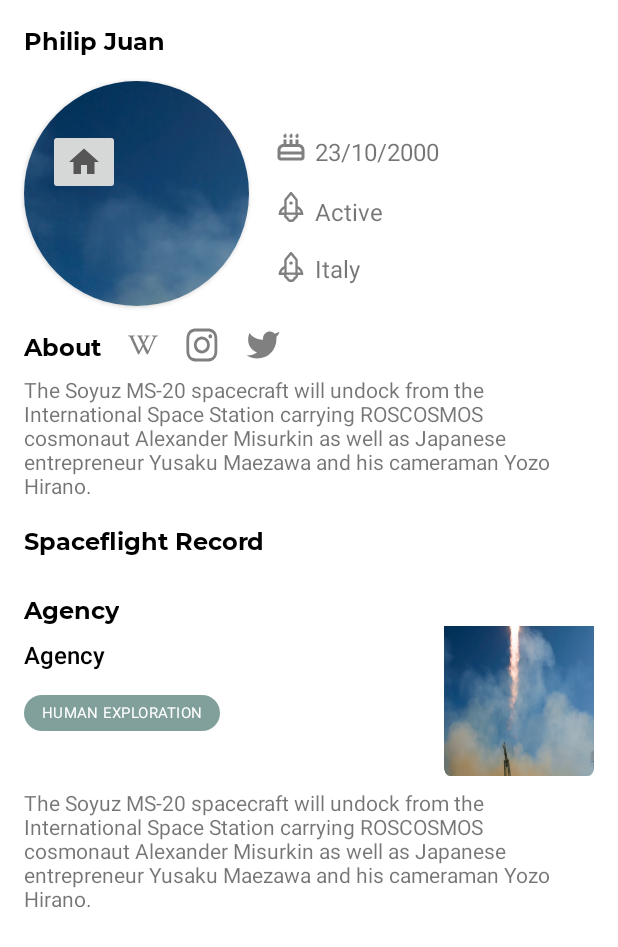
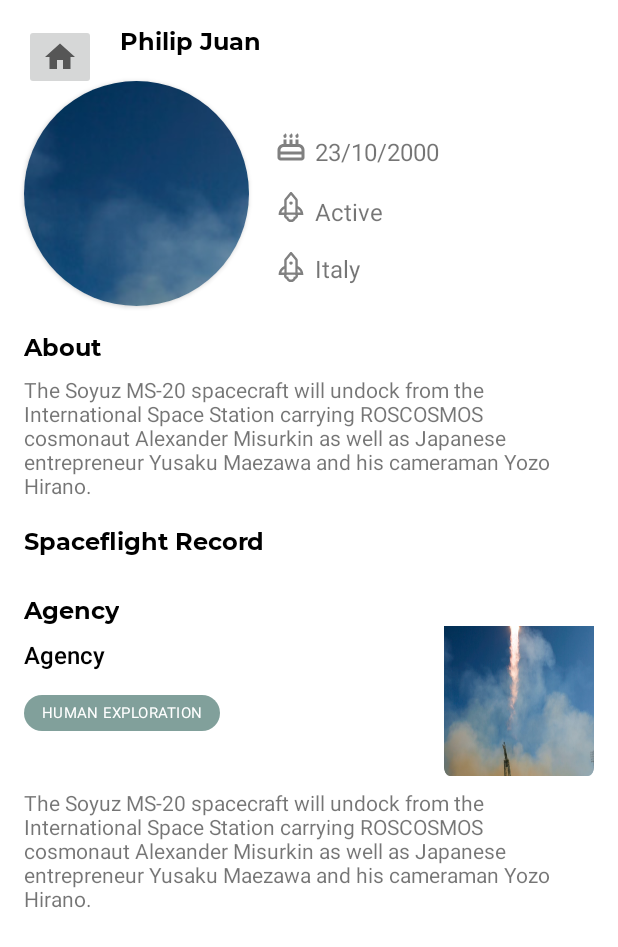
Before and after one commit to RokettoApp/Roketto, an Android app: the AstroDetailActivity screen opened directly, with no data from a screen before it, on a phone screen of 412 x 824 dp. Shown: the top 947 px of the screen. Run offline under Robolectric (Android 15) with nearby library versions, the phone set to English and light mode, and no system bars; our stand-ins replace Room's generated code; pictures from the network do not load; 1 statement that could not run was skipped.

Commit message:
Minor layout changes of the astronaut's activityDetail

```diff
--- a/app/src/main/java/it/rokettoapp/roketto/ui/AstroDetailActivity.java
+++ b/app/src/main/java/it/rokettoapp/roketto/ui/AstroDetailActivity.java
@@ -1,6 +1,10 @@
 package it.rokettoapp.roketto.ui;
 
+import android.content.Intent;
+import android.media.Image;
+import android.net.Uri;
 import android.os.Bundle;
+import android.provider.ContactsContract;
 import android.util.Log;
 import android.view.View;
 import android.widget.Button;
@@ -15,6 +19,8 @@ import androidx.recyclerview.widget.RecyclerView;
 
 import com.bumptech.glide.Glide;
 import com.google.android.material.chip.Chip;
+
+import org.w3c.dom.Text;
 
 import java.util.ArrayList;
 import java.util.List;
@@ -49,10 +55,19 @@ public class AstroDetailActivity extends AppCompatActivity {
         TextView mAstroDescription = (TextView) findViewById(R.id.astroDetailDescription);
         TextView mAgencyDescription = (TextView) findViewById(R.id.agencyAstroDescr);
         TextView mAgencyName = (TextView) findViewById(R.id.astroAgencyName);
+        TextView mNationality = (TextView) findViewById(R.id.txtNationality);
+        TextView mAstroStatus = (TextView) findViewById(R.id.txtStatus);
+        TextView mAstroName = (TextView) findViewById(R.id.astronautsNameTitle);
+        TextView mAstroBirth = (TextView) findViewById(R.id.txtBirthDate);
         Chip mAgencyType = (Chip) findViewById(R.id.chipAgency);
         ImageView mAstroProfile = (ImageView) findViewById(R.id.imageAstro);
         ImageView mAgencyAstro = (ImageView) findViewById(R.id.agencyAstro);
+        ImageView mWiki = (ImageView) findViewById(R.id.iconWiki);
+        ImageView mInsta = (ImageView) findViewById(R.id.iconInsta);
+        ImageView mTwitter = (ImageView) findViewById(R.id.iconTwitter);
         Button mLaunchesSeeAll = (Button) findViewById(R.id.launches_see_all);
+
+
 
         if(mAstroLaunches == null)
             mAstroLaunches = new ArrayList<>();
@@ -80,11 +95,23 @@ public class AstroDetailActivity extends AppCompatActivity {
         //Recupero dati astronauta
         mAstroViewModel.getLiveData().observe(this, astronauts -> {
             mAstro = astronauts.get(0);
+            String urlWiki = mAstro.getWikipedia();
+            setVisibilityListener(mWiki, urlWiki);
+            String urlInsta = mAstro.getInstagram();
+            setVisibilityListener(mInsta, urlInsta);
+            String urlTwitter = mAstro.getTwitter();
+            setVisibilityListener(mTwitter, urlTwitter);
 
             Log.d("FragmentHome", "dentro");
 
             Glide.with(this).load(mAstro.getProfileImage()).into(mAstroProfile);
             mAstroDescription.setText(mAstro.getBiography());
+            mNationality.setText(mAstro.getNationality());
+            mAstroStatus.setText(mAstro.getStatus().getName());
+            mAstroName.setText(mAstro.getName());
+
+            String[] date = mAstro.getDateOfBirth().toString().split("\\s+");
+            mAstroBirth.setText(date[2] + "/"+ date[1]+ "/"+ date[5]);
 
             mAgencyViewModel.getAgencyById(mAstro.getAgency().getId());
 
@@ -137,4 +164,22 @@ public class AstroDetailActivity extends AppCompatActivity {
         });
         mAgencyViewModel.getAgencyById(mAstro.getAgency().getId());*/
     }
+
+    public void clicke_btn(String url){
+        Intent intent = new Intent(Intent.ACTION_VIEW);
+        intent.setData(Uri.parse(url));
+        startActivity(intent);
+    }
+
+    public void setVisibilityListener (ImageView icon, String url){
+        if(url != null){
+            icon.setVisibility(View.VISIBLE);
+            icon.setOnClickListener(new View.OnClickListener() {
+                @Override
+                public void onClick(View v) {
+                    clicke_btn(url);
+                }
+            });
+        }
+    }
 }
--- a/app/src/main/res/layout/activity_astro_detail.xml
+++ b/app/src/main/res/layout/activity_astro_detail.xml
@@ -10,6 +10,15 @@
         android:layout_width="match_parent"
         android:layout_height="match_parent"
         tools:context=".ui.AstroDetailActivity">
+
+        <ImageButton
+            android:id="@+id/backButtonAstro"
+            android:layout_width="wrap_content"
+            android:layout_height="wrap_content"
+            android:layout_marginStart="16dp"
+            android:layout_marginTop="16dp"
+            app:srcCompat="@drawable/ic_baseline_home_24" />
+
         <TextView
             android:id="@+id/astronautsNameTitle"
             android:layout_width="wrap_content"
@@ -17,6 +26,7 @@
             android:layout_marginStart="16dp"
             android:layout_marginTop="16dp"
             android:layout_marginBottom="16dp"
+            android:layout_toEndOf="@id/backButtonAstro"
             android:fontFamily="@font/montserrat"
             android:text="Philip Juan"
             android:textColor="@color/black"
@@ -40,13 +50,7 @@
                 android:scaleType="matrix"
                 android:src="@drawable/testsfondo" />
 
-            <ImageButton
-                    android:id="@+id/backButtonAstro"
-                    android:layout_width="wrap_content"
-                    android:layout_height="wrap_content"
-                    android:layout_marginStart="16dp"
-                    android:layout_marginTop="32dp"
-                    app:srcCompat="@drawable/ic_baseline_home_24" />
+
 
 
         </androidx.cardview.widget.CardView>
@@ -60,17 +64,18 @@
             android:layout_toEndOf="@id/cardImageAstro"
             android:layout_alignTop="@id/cardImageAstro"
             android:src="@drawable/ic_cake" />
+
         <TextView
+            android:id="@+id/txtBirthDate"
             android:layout_width="wrap_content"
-            android:id="@+id/txtBirthDate"
+            android:layout_height="wrap_content"
+            android:layout_alignTop="@id/cardImageAstro"
+            android:layout_alignBottom="@id/iconCake"
+            android:layout_marginLeft="4dp"
+            android:layout_marginTop="36dp"
+            android:layout_toEndOf="@+id/iconCake"
             android:text="23/10/2000"
-            android:layout_toEndOf="@+id/iconCake"
-            android:layout_marginTop="36dp"
-            android:textSize="16dp"
-            android:layout_marginLeft="4dp"
-            android:layout_alignBottom="@id/iconCake"
-            android:layout_alignTop="@id/cardImageAstro"
-            android:layout_height="wrap_content">
+            android:textSize="16dp">
 
         </TextView>
 
@@ -83,16 +88,17 @@
             android:layout_below="@id/iconCake"
             android:layout_toEndOf="@id/cardImageAstro"
             android:src="@drawable/ic_rocket" />
+
         <TextView
+            android:id="@+id/txtStatus"
             android:layout_width="wrap_content"
-            android:id="@+id/txtStatus"
+            android:layout_height="wrap_content"
             android:layout_below="@id/txtBirthDate"
+            android:layout_marginLeft="4dp"
+            android:layout_marginTop="20dp"
+            android:layout_toEndOf="@+id/iconCake"
             android:text="Active"
-            android:layout_toEndOf="@+id/iconCake"
-            android:layout_marginTop="20dp"
-            android:textSize="16dp"
-            android:layout_marginLeft="4dp"
-            android:layout_height="wrap_content">
+            android:textSize="16dp">
 
         </TextView>
 
@@ -100,21 +106,22 @@
             android:id="@+id/iconFlag"
             android:layout_width="24dp"
             android:layout_height="24dp"
+            android:layout_below="@id/iconRocket"
+            android:layout_marginLeft="16dp"
             android:layout_marginTop="16dp"
-            android:layout_marginLeft="16dp"
-            android:layout_below="@id/iconRocket"
             android:layout_toEndOf="@id/cardImageAstro"
             android:src="@drawable/ic_rocket" />
+
         <TextView
+            android:id="@+id/txtNationality"
             android:layout_width="wrap_content"
-            android:id="@+id/txtNationality"
+            android:layout_height="wrap_content"
             android:layout_below="@id/txtStatus"
+            android:layout_marginLeft="4dp"
+            android:layout_marginTop="16dp"
+            android:layout_toEndOf="@+id/iconCake"
             android:text="Italy"
-            android:layout_toEndOf="@+id/iconCake"
-            android:layout_marginTop="16dp"
-            android:textSize="16dp"
-            android:layout_marginLeft="4dp"
-            android:layout_height="wrap_content">
+            android:textSize="16dp">
 
         </TextView>
 
@@ -134,6 +141,7 @@
 
         <ImageView
             android:id="@+id/iconWiki"
+            android:visibility="gone"
             android:layout_width="24dp"
             android:layout_height="24dp"
             android:layout_alignBottom="@id/astroDescription"
@@ -142,14 +150,17 @@
             android:src="@drawable/ic_wiki" />
         <ImageView
             android:id="@+id/iconInsta"
+            android:visibility="gone"
             android:layout_width="24dp"
             android:layout_height="24dp"
             android:layout_alignBottom="@id/astroDescription"
             android:layout_marginLeft="16dp"
             android:layout_toEndOf="@id/iconWiki"
             android:src="@drawable/ic_instagram" />
+
         <ImageView
             android:id="@+id/iconTwitter"
+            android:visibility="gone"
             android:layout_width="24dp"
             android:layout_height="24dp"
             android:layout_alignBottom="@id/astroDescription"
```
